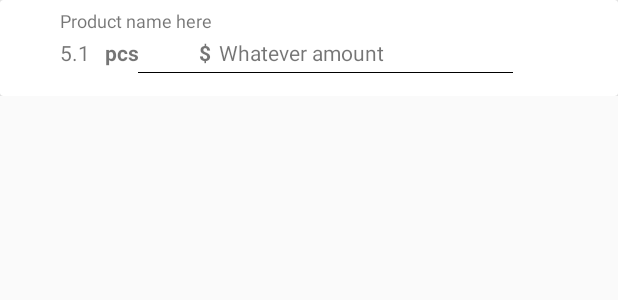
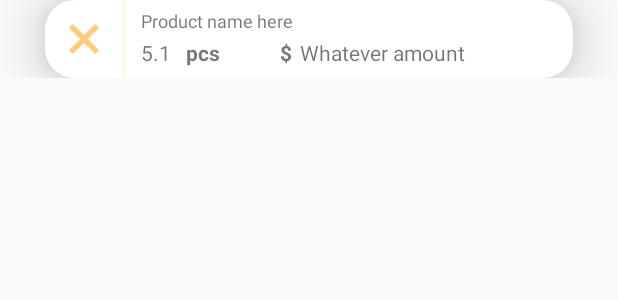
Before and after one commit to Ismail11270/Receipts-scanner, an Android app: the layout list_edit_reciept_data.xml on its own in the app's theme, with its tools: preview values and no code run, on a phone screen of 412 x 824 dp. Shown: the top 300 px of the screen. Run offline under Robolectric (Android 15) with nearby library versions, the light colour scheme and no system bars.

Commit message:
Edit products dupdate

```diff
--- a/app/src/main/java/com/zoobie/android/myapplication/market/data/Product.java
+++ b/app/src/main/java/com/zoobie/android/myapplication/market/data/Product.java
@@ -36,10 +36,12 @@ public class Product {
 
     public void setAmount(float amount) {
         this.amount = amount;
+        this.cost = this.amount * this.price;
     }
 
     public void setPrice(float price) {
         this.price = price;
+        this.cost = this.amount * this.price;
     }
 
     @Override
--- a/app/src/main/java/com/zoobie/android/myapplication/market/shops/Neptun.java
+++ b/app/src/main/java/com/zoobie/android/myapplication/market/shops/Neptun.java
@@ -7,7 +7,7 @@ import java.util.Arrays;
 public class Neptun extends Market {
     private final String PRODUCT_NAME_KEYWORDS[] = {"mehsulun","mehsulunadi","mehsulun adi"};
     private final String PRODUCT_AMOUNT_KEYWORDS[] = {"miq","mlq","miq.","mq","mig","mig."};
-    private final String PRODUCT_PRICE_KEYWORDS[] = {"qiy","qly","qiy.","qly.","qy","aiy.","aiy"};
+    private final String PRODUCT_PRICE_KEYWORDS[] = {"qiy","qly","qiy.","qly.","qy","aiy.","aiy","aly."};
     private final String LOWER_LIMIT_KEYWORDS[] = {"TOPKDV"};
     private final int ID = ShopsData.NEPTUN_ID;
     public int getId(){
--- a/app/src/main/res/layout/list_edit_reciept_data.xml
+++ b/app/src/main/res/layout/list_edit_reciept_data.xml
@@ -4,18 +4,41 @@
     xmlns:tools="http://schemas.android.com/tools"
     android:layout_width="match_parent"
     android:layout_height="wrap_content"
+    android:gravity="center"
     android:orientation="horizontal">
 
     <androidx.cardview.widget.CardView
-        android:layout_width="match_parent"
-        android:layout_height="?android:attr/listPreferredItemHeight"
+        android:id="@+id/listElement"
+        android:layout_width="352dp"
+        android:layout_height="match_parent"
         android:layout_gravity="center"
-        app:cardElevation="10dp"
-        >
+        app:cardCornerRadius="20dp"
+        app:cardElevation="20dp">
+
 
         <LinearLayout
-            android:layout_width="match_parent"
-            android:layout_height="wrap_content"
+            android:layout_width="344dp"
+            android:layout_height="match_parent"
+            android:orientation="horizontal">
+
+            <ImageButton
+                android:id="@+id/removeListElementBtn"
+                android:layout_width="wrap_content"
+                android:layout_height="50dp"
+                android:layout_gravity="center"
+                android:background="@android:color/white"
+                android:contentDescription="@string/remove_list_element"
+                android:paddingHorizontal="10dp"
+                android:src="@android:drawable/ic_menu_close_clear_cancel"
+                android:tag="delete"
+                android:tint="@color/orange_400" />
+            <View
+                android:layout_width="2dp"
+                android:layout_height="match_parent"
+                android:background="@color/amber_50"/>
+            <LinearLayout
+                android:layout_width="300dp"
+                android:layout_height="50dp"
                 android:layout_marginTop="2dp"
                 android:orientation="vertical">
 
@@ -25,15 +48,15 @@
                     android:layout_height="wrap_content"
 
                     android:background="@android:color/transparent"
-                android:minWidth="270dp"
+                    android:minWidth="250dp"
                     android:paddingVertical="3dp"
-                android:paddingStart="?android:attr/expandableListPreferredItemPaddingLeft"
+                    android:paddingStart="10dp"
                     android:text="Product name here"
                     android:textAlignment="viewStart"
                     android:textSize="12sp" />
 
                 <RelativeLayout
-                android:layout_width="match_parent"
+                    android:layout_width="wrap_content"
                     android:layout_height="wrap_content"
                     android:gravity="start"
                     android:orientation="horizontal">
@@ -43,7 +66,7 @@
                         android:layout_width="wrap_content"
                         android:layout_height="wrap_content"
                         android:layout_alignParentStart="true"
-                    android:layout_marginStart="?android:attr/expandableListPreferredItemPaddingLeft"
+                        android:layout_marginStart="10dp"
                         android:background="@android:color/transparent"
                         android:inputType="numberDecimal"
                         android:text="5.1"
@@ -85,13 +108,8 @@
                         android:textAppearance="@style/TextAppearance.AppCompat.Small" />
                 </RelativeLayout>
 
-            <View
-                android:layout_width="250dp"
-                android:layout_height="1px"
-                android:layout_gravity="end"
-                android:layout_marginVertical="3dp"
-                android:layout_marginEnd="70dp"
-                android:background="@android:color/black" />
+            </LinearLayout>
+
         </LinearLayout>
     </androidx.cardview.widget.CardView>
 
--- a/app/src/main/res/values/strings.xml
+++ b/app/src/main/res/values/strings.xml
@@ -16,4 +16,5 @@
     <string name="dialog_title_product_data">Product Data</string>
     <string name="product_name_textview">Product Name:</string>
     <string name="product_name_edittext_hint">Product Name...</string>
+    <string name="remove_list_element">Remove list element</string>
 </resources>
```
Also changed, not shown: app/src/main/java/com/zoobie/android/myapplication/adapters/EditNewDataListAdapter.java (+58 -77 lines), app/src/main/java/com/zoobie/android/myapplication/processing/ReceiptDataExtractor.java (+4 -4 lines), app/src/main/java/com/zoobie/android/myapplication/ui/tabs/SecondTabFragment.java (+13 -2 lines), app/src/main/res/anim/blink.xml (added, +9 -0 lines), app/src/main/res/anim/pressed.xml (added, +11 -0 lines), app/src/main/res/layout/edit_product_data_dialog.xml (+11 -7 lines). Lines whose indentation alone changed are shown as unchanged.
